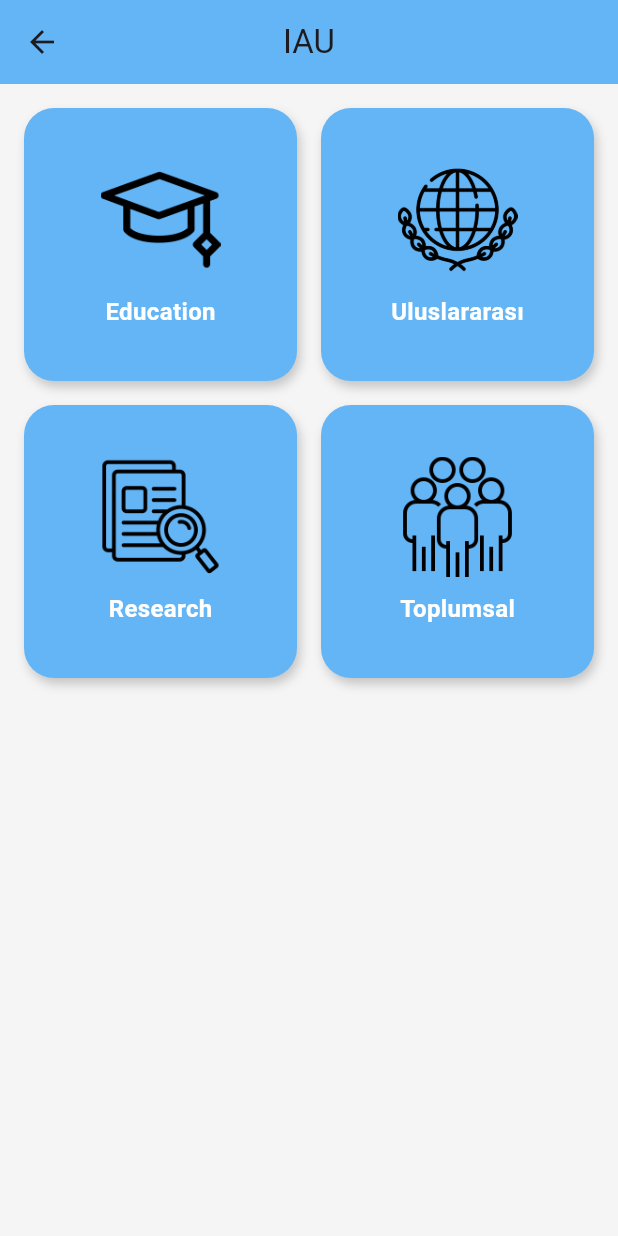
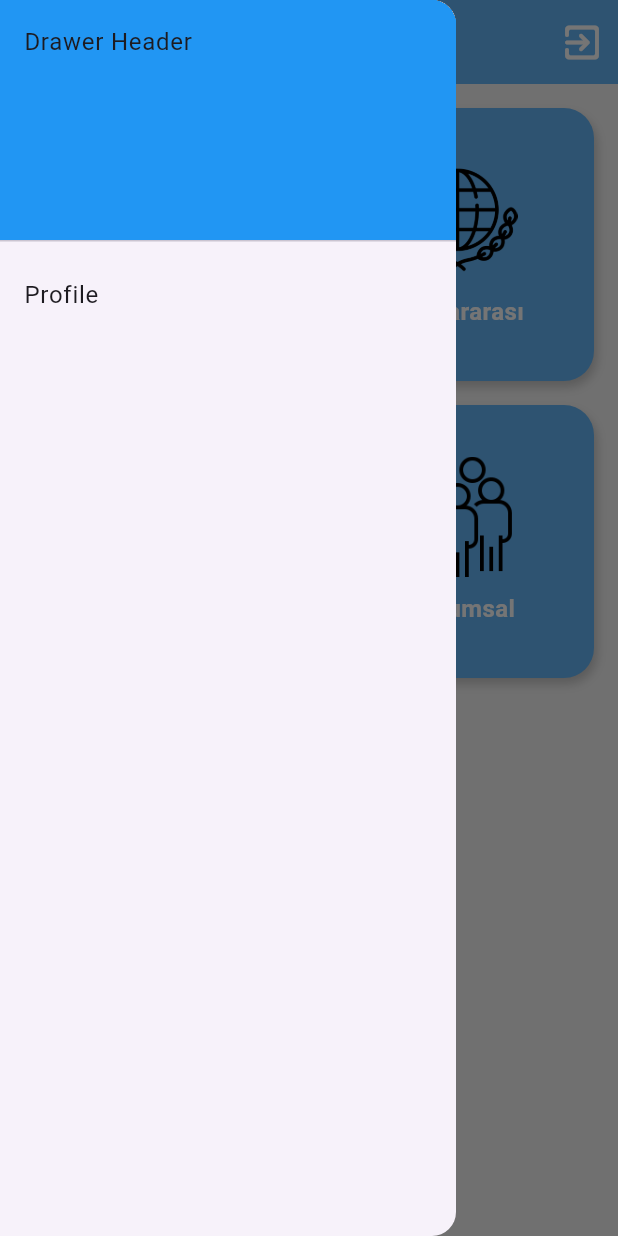
Before and after one commit to AliErenTsn/Flutter-App, a Flutter app: the MenuPage screen opened by its route, with the side drawer open (before the commit the screen has no drawer), on a phone screen of 412 x 824 dp. Run offline on Flutter 3.47's test engine with Material 3 defaults, Android fonts, the phone set to English and light mode, and no system bars; our stand-ins replace cloud_firestore, firebase_core; accounts and stored records are empty; generated files the repository leaves out were written again.

Commit message:
Menu Button Function fixed.

```diff
--- /dev/null
+++ b/lib/components/MenuButton.dart
@@ -0,0 +1,50 @@
+import 'package:flutter/material.dart';
+
+class MenuButton extends StatelessWidget {
+  final Widget icon;
+  final String label;
+  final VoidCallback onTap;
+
+  const MenuButton({
+    super.key,
+    required this.icon,
+    required this.label,
+    required this.onTap,
+  });
+
+  @override
+  Widget build(BuildContext context) {
+    return InkWell(
+      onTap: onTap,
+      borderRadius: BorderRadius.circular(20),
+      child: Container(
+        decoration: BoxDecoration(
+          color: Colors.blue[300],
+          borderRadius: BorderRadius.circular(20),
+          boxShadow: [
+            BoxShadow(
+              color: Colors.black.withOpacity(0.2),
+              offset: const Offset(2, 4),
+              blurRadius: 5,
+            ),
+          ],
+        ),
+        child: Column(
+          mainAxisAlignment: MainAxisAlignment.center,
+          children: [
+            icon,
+            const SizedBox(height: 10),
+            Text(
+              label,
+              style: const TextStyle(
+                fontSize: 16,
+                color: Colors.white,
+                fontWeight: FontWeight.bold,
+              ),
+            ),
+          ],
+        ),
+      ),
+    );
+  }
+}
--- a/lib/pages/menu_page.dart
+++ b/lib/pages/menu_page.dart
@@ -1,5 +1,6 @@
 import 'package:flutter/material.dart';
 import 'package:flutter_login_page/routers/app_routers.dart';
+import '/components/MenuButton.dart';
 
 class MenuPage extends StatelessWidget {
   const MenuPage({super.key});
@@ -12,7 +13,32 @@ class MenuPage extends StatelessWidget {
         title: const Text("IAU"),
         backgroundColor: Colors.blue[300],
         centerTitle: true,
+        automaticallyImplyLeading: false,
+        actions:[
+          IconButton(
+            icon: const Icon(Icons.exit_to_app_rounded),
+            iconSize: 30,
+            color: Colors.white,
+            onPressed: () {
+              Navigator.pushNamed(context , AppRoutes.login);
+            }
+          ),
+        ]
       ),
+      drawer: Drawer(
+        child:ListView(
+          children: [
+            const DrawerHeader(
+              decoration: BoxDecoration(color: Colors.blue),
+              child: Text('Drawer Header'),
+            ),
+            ListTile(
+              title: Text("Profile"),
+            )
+          ],
+        ),
+      ),
+
       body: Padding(
         padding: const EdgeInsets.all(16.0),
         child: GridView.count(
@@ -20,7 +46,7 @@ class MenuPage extends StatelessWidget {
           crossAxisSpacing: 16,
           mainAxisSpacing: 16,
           children: [
-            _buildMenuButton(
+            MenuButton(
               icon: Image.asset
                 ('assets/icons/3074058.png',
                 height: 80,
@@ -30,7 +56,7 @@ class MenuPage extends StatelessWidget {
                 Navigator.pushNamed(context, AppRoutes.education_page);
               },
             ),
-            _buildMenuButton(
+            MenuButton(
               icon: Image.asset
               ('assets/icons/united-nations.png',
                 height: 80,
@@ -38,14 +64,14 @@ class MenuPage extends StatelessWidget {
               label: "Uluslararası",
               onTap: () {},
             ),
-            _buildMenuButton(
+            MenuButton(
               icon: Image.asset('assets/icons/2717575.png',
                 height: 80,
                 width: 80,),
               label: "Research",
               onTap: () {},
             ),
-            _buildMenuButton(
+            MenuButton(
               icon: Image.asset('assets/icons/9942543.png',
                 height: 80,
                 width: 80,),
@@ -57,43 +83,4 @@ class MenuPage extends StatelessWidget {
       ),
     );
   }
-
-  Widget _buildMenuButton({
-    required Widget icon,
-    required String label,
-    required VoidCallback onTap,
-  }) {
-    return InkWell(
-      onTap: onTap,
-      borderRadius: BorderRadius.circular(20),
-      child: Container(
-        decoration: BoxDecoration(
-          color: Colors.blue[300],
-          borderRadius: BorderRadius.circular(20),
-          boxShadow: [
-            BoxShadow(
-              color: Colors.black.withOpacity(0.2),
-              offset: const Offset(2, 4),
-              blurRadius: 5,
-            )
-          ],
-        ),
-        child: Column(
-          mainAxisAlignment: MainAxisAlignment.center,
-          children: [
-            icon,
-            const SizedBox(height: 10),
-            Text(
-              label,
-              style: const TextStyle(
-                fontSize: 16,
-                color: Colors.white,
-                fontWeight: FontWeight.bold,
-              ),
-            )
-          ],
-        ),
-      ),
-    );
-  }
 }
```
